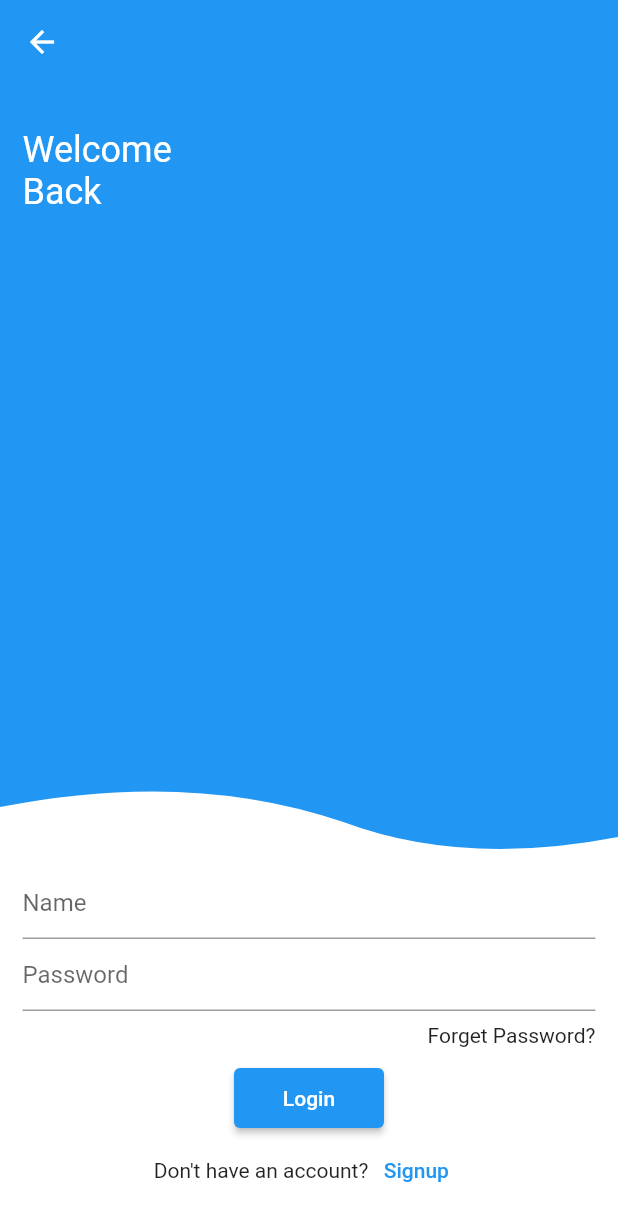
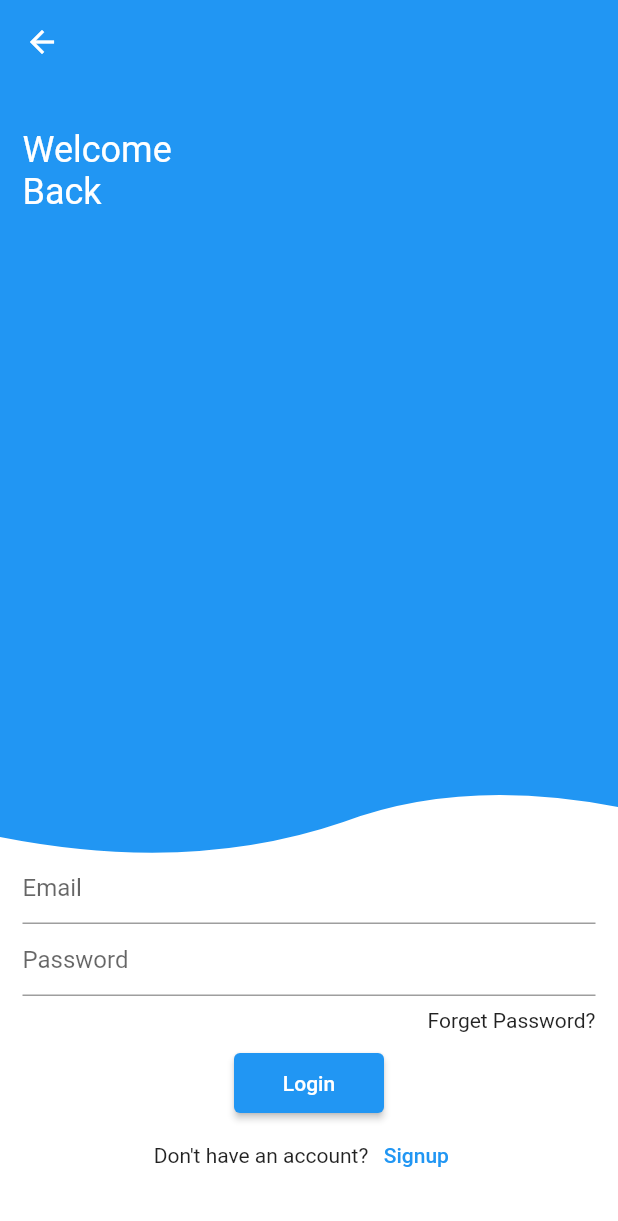
Before and after one commit to fadodr/authenticationwithsqflite, a Flutter app: the screen it shows after launch, after a tap on "Log in", on a phone screen of 412 x 824 dp. Shown: the top 1221 px of the screen. Run offline on Flutter 3.47's test engine with Material 2 defaults, Android fonts, the phone set to English and light mode, and no system bars; our stand-ins replace flutter_custom_clippers, sqflite; accounts and stored records are empty.

Commit message:
first commit

```diff
--- /dev/null
+++ b/lib/helpers/db_helpers.dart
@@ -0,0 +1,23 @@
+import 'package:flutter/cupertino.dart';
+import 'package:sqflite/sqflite.dart' as sql;
+import 'package:path/path.dart' as path;
+
+class DBhelpers {
+  static Future<sql.Database> database(String table) async {
+    final dbPath = await sql.getDatabasesPath();
+    final database = await sql.openDatabase(path.join(dbPath + 'user.db'), onCreate: (db, version){
+      return db.execute('CREATE TABLE $table(id TEXT PRIMARY KEY, name TEXT, email TEXT UNIQUE, phone_number VARCHAR(11), profession TEXT, password TEXT)');
+    }, version: 1);
+    return database;
+  }
+
+  static Future<void> insert(String table , Map<String, dynamic> data) async {
+    final db = await DBhelpers.database(table);
+    await db.rawInsert('INSERT INTO $table(id, name, email, phone_number, profession, password)VALUES("${data['id']}","${data['name']}","${data['email']}", "${data['phone_number']}", "${data['profession']}", "${data['password']}")');
+  }
+
+  static Future<List<Map<String , dynamic>>> fetchuser(String table, String email , String password) async {
+    final db = await DBhelpers.database(table);
+    return db.rawQuery("SELECT * FROM $table WHERE email = '$email' AND password = '$password'");
+  }
+}
--- /dev/null
+++ b/lib/hextocolor.dart
@@ -0,0 +1,5 @@
+import 'package:flutter/material.dart';
+
+Color hextocolor(String code) {
+  return Color(int.parse(code.substring(1, 7), radix: 16) + 0xFF000000);
+}
--- /dev/null
+++ b/lib/httpexception.dart
@@ -0,0 +1,10 @@
+class HttpException implements Exception {
+  final String message;
+
+  HttpException(this.message);
+
+  @override
+  String toString() {
+    return message;
+  }
+}
--- a/lib/main.dart
+++ b/lib/main.dart
@@ -1,6 +1,9 @@
 import 'package:flutter/material.dart';
+import 'package:hoblist/provider/authprovider.dart';
 import 'package:hoblist/screens/authscreen.dart';
 import 'package:hoblist/screens/loginscreen.dart';
+import 'package:hoblist/screens/mainscreen.dart';
+import 'package:provider/provider.dart';
 
 void main(){
   runApp(const MyApp());
@@ -11,14 +14,20 @@ class MyApp extends StatelessWidget {
 
   @override
   Widget build(BuildContext context) {
-    return MaterialApp(
+    return MultiProvider(
+      providers: [
+        ChangeNotifierProvider(create: (ctx) => Authprovider())
+      ],
+      child: MaterialApp(
         theme: ThemeData(
           scaffoldBackgroundColor: Colors.white
         ),
         home: const Authscreen(),
         routes: {
           Loginscreen.routename : (ctx) => const Loginscreen(),
+          Mainscreen.routename : (ctx) => const Mainscreen()
         },
+      ),
     );
   }
 }
--- /dev/null
+++ b/lib/model/user.dart
@@ -0,0 +1,17 @@
+import 'package:flutter/cupertino.dart';
+
+class User {
+  final String? id;
+  final String? name;
+  final String? email;
+  final String? phoneNumber;
+  final String? profession;
+
+  User({
+    @required this.id,
+    @required this.name,
+    @required this.email,
+    @required this.phoneNumber,
+    @required this.profession
+  });
+}
--- a/lib/screens/loginscreen.dart
+++ b/lib/screens/loginscreen.dart
@@ -1,5 +1,13 @@
+import 'dart:io';
+
 import 'package:flutter/material.dart';
 import 'package:flutter_custom_clippers/flutter_custom_clippers.dart';
+import 'package:hoblist/hextocolor.dart';
+import 'package:hoblist/httpexception.dart';
+import 'package:hoblist/model/user.dart';
+import 'package:hoblist/provider/authprovider.dart';
+import 'package:hoblist/screens/mainscreen.dart';
+import 'package:provider/provider.dart';
 
 enum Auth {
   login,
@@ -21,19 +29,56 @@ class _LoginscreenState extends State<Loginscreen> {
   final FocusNode _phonefocusnode = FocusNode();
   final FocusNode _professionfocusnode = FocusNode();
   final FocusNode _passwordfocusnode = FocusNode();
+  final TextEditingController _passwordcontroller = TextEditingController();
+  User _user = User(
+    id: DateTime.now().toString(),
+    name: '',
+    email: '',
+    phoneNumber: '',
+    profession: '');
+  String? errormessage;
+  bool isLoading = false;
 
-  void submitForm() {
+  Future<void> submitForm() async{
     _formkey.currentState!.save();
     final isValid = _formkey.currentState!.validate();
     if(!isValid){
       return;
     }
+    setState(() {
+        isLoading = true;
+      });
+    try{
+      if(authmode == Auth.login){
+        await Provider.of<Authprovider>(context, listen: false).login(_user.email!, _passwordcontroller.text);
+      }
+      else {
+        await Provider.of<Authprovider>(context, listen: false).signUp(_user, _passwordcontroller.text);
+      }
+      Navigator.of(context).pushNamed(Mainscreen.routename);
+    }
+    on HttpException catch(error){
+      errormessage = error.message;
+    }
+    catch(error){
+      final extractederror = error.toString();
+      if(extractederror.contains('UNIQUE')){
+        errormessage = 'Email already used';
+      }
+      else{
+        errormessage = 'An error occurred. try again';
+      }
+    }
+    setState(() {
+      isLoading = false;
+    });
   }
   Auth? authmode;
   @override
   Widget build(BuildContext context) {
     authmode ??= ModalRoute.of(context)!.settings.arguments as Auth;
     return Scaffold(
+      backgroundColor: Colors.blue,
       appBar: AppBar(
         backgroundColor: Colors.blue,
         elevation: 0,
@@ -49,8 +94,6 @@ class _LoginscreenState extends State<Loginscreen> {
                 mainAxisAlignment: MainAxisAlignment.spaceBetween,
                 children: [
                   Expanded(
-                    child: ClipPath(
-                      clipper: WaveClipperTwo(flip: true),
                     child: Container(
                       width: double.infinity,
                       color: Colors.blue,
@@ -70,14 +113,47 @@ class _LoginscreenState extends State<Loginscreen> {
                       )
                     ),
                   ),
-                  ),
-                  Container(
+                  ClipPath(
+                    clipper: WaveClipperTwo(flip: true, reverse: true),
+                    child: Container(
                       color: Colors.white,
-                    padding: const EdgeInsets.only(left: 15, right: 15, bottom: 20),
+                      padding: const EdgeInsets.only(left: 15, right: 15, bottom: 30),
                       child: Form(
                         key: _formkey,
+                        child: Container(
+                          padding: const EdgeInsets.only(top: 50),
                           child: Column(
                           children: [
+                            if(errormessage != null)
+                            Container(
+                              constraints: const BoxConstraints(
+                                  minHeight: 25, minWidth: double.infinity),
+                              decoration: BoxDecoration(
+                                color: hextocolor('#faeef5')
+                              ),
+                              child: Padding(
+                                padding: const EdgeInsets.symmetric(horizontal: 8),
+                                child: Row(
+                                  crossAxisAlignment: CrossAxisAlignment.center,
+                                  mainAxisAlignment: MainAxisAlignment.center,
+                                  children: [
+                                    Icon(Icons.close, color: hextocolor('#f2b6ba'),),
+                                    const SizedBox(width: 10,),
+                                    Flexible(
+                                      child: Text('$errormessage',
+                                      overflow: TextOverflow.fade,
+                                      maxLines: 1,
+                                      softWrap: false,
+                                      style: TextStyle(
+                                        color: hextocolor('#f2b6ba'),
+                                        fontWeight: FontWeight.bold
+                                  ),),
+                                    ),
+                                  ],
+                                ),
+                              ),
+                            ),
+                            if(authmode == Auth.signup)
                             TextFormField(
                               keyboardType: TextInputType.text,
                               textInputAction: TextInputAction.next,
@@ -99,8 +175,15 @@ class _LoginscreenState extends State<Loginscreen> {
                                 }
                                 return null;
                               },
+                              onSaved: (value){
+                                _user = User(
+                                  id: _user.id,
+                                  name: value,
+                                  email: _user.email,
+                                  phoneNumber: _user.phoneNumber,
+                                  profession: _user.profession);
+                              },
                             ),
-                        if(authmode == Auth.signup)
                             TextFormField(
                               keyboardType: TextInputType.emailAddress,
                               textInputAction: TextInputAction.next,
@@ -116,6 +199,14 @@ class _LoginscreenState extends State<Loginscreen> {
                                   return 'field cannot be empty';
                                 }
                                 return null;
+                              },
+                              onSaved: (value){
+                                _user = User(
+                                  id: _user.id,
+                                  name: _user.name,
+                                  email: value,
+                                  phoneNumber: _user.phoneNumber,
+                                  profession: _user.profession);
                               },
                             ),
                             if(authmode == Auth.signup)
@@ -135,6 +226,14 @@ class _LoginscreenState extends State<Loginscreen> {
                                 }
                                 return null;
                               },
+                              onSaved: (value){
+                                _user = User(
+                                  id: _user.id,
+                                  name: _user.name,
+                                  email: _user.email,
+                                  phoneNumber: value,
+                                  profession: _user.profession);
+                              },
                             ),
                             if(authmode == Auth.signup)
                             TextFormField(
@@ -153,6 +252,14 @@ class _LoginscreenState extends State<Loginscreen> {
                                 }
                                 return null;
                               },
+                              onSaved: (value){
+                                _user = User(
+                                  id: _user.id,
+                                  name: _user.name,
+                                  email: _user.email,
+                                  phoneNumber: _user.phoneNumber,
+                                  profession: value);
+                              },
                             ),
                             TextFormField(
                               keyboardType: TextInputType.text,
@@ -167,6 +274,7 @@ class _LoginscreenState extends State<Loginscreen> {
                                 }
                                 return null;
                               },
+                              controller: _passwordcontroller,
                             ),
                             const SizedBox(height: 8,),
                             if(authmode == Auth.login)
@@ -179,7 +287,11 @@ class _LoginscreenState extends State<Loginscreen> {
                                 primary: Colors.blue,
                                 minimumSize: const Size(100, 40)
                               ),
-                          onPressed: submitForm, child: authmode == Auth.login ? const Text('Login') : const Text('Signup')),
+                              onPressed: submitForm, child: isLoading ? const SizedBox(
+                                  child: CircularProgressIndicator(color: Colors.white),
+                                  height: 30,
+                                  width: 30,)
+                                  : authmode == Auth.login ? const Text('Login') : const Text('Signup')),
                             Row(
                               mainAxisAlignment: MainAxisAlignment.center,
                               children: [
@@ -203,7 +315,9 @@ class _LoginscreenState extends State<Loginscreen> {
                               ],
                             )
                           ],
+                      ),
                         )),
+                    ),
                   )
                 ],
                   ),
--- a/pubspec.yaml
+++ b/pubspec.yaml
@@ -35,6 +35,9 @@ dependencies:
   # Use with the CupertinoIcons class for iOS style icons.
   cupertino_icons: ^1.0.2
   flutter_custom_clippers: ^2.0.0
+  path: ^1.8.0
+  sqflite: ^2.0.0+4
+  provider: ^6.0.1
 
 dev_dependencies:
   flutter_test:
```
Also changed, not shown: lib/provider/authprovider.dart (added, +55 -0 lines), lib/screens/mainscreen.dart (added, +19 -0 lines), pubspec.lock, 6 other files. Lines whose indentation alone changed are shown as unchanged.
